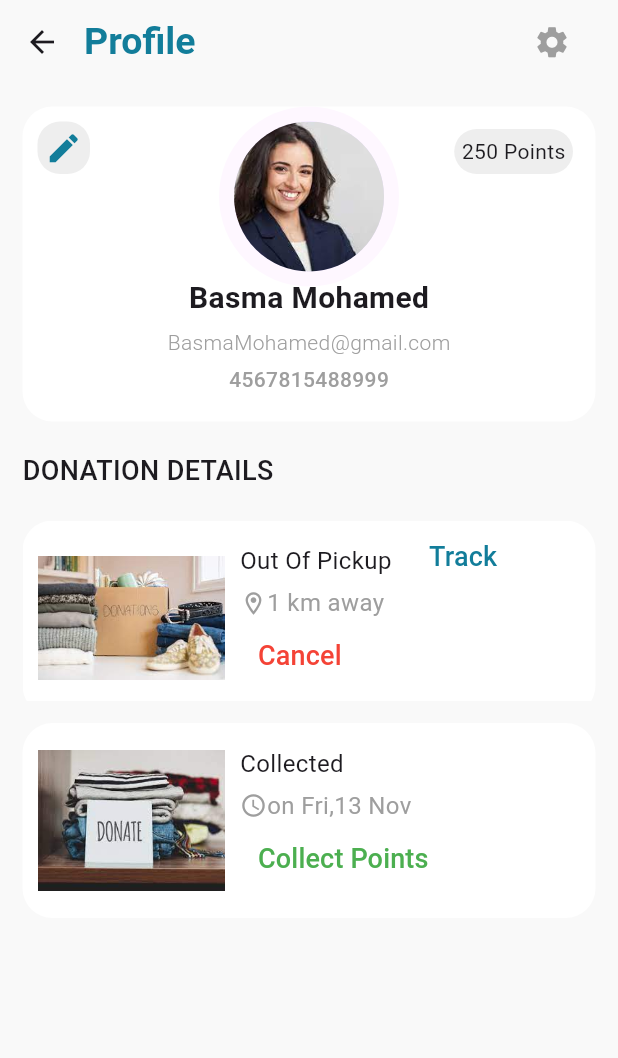
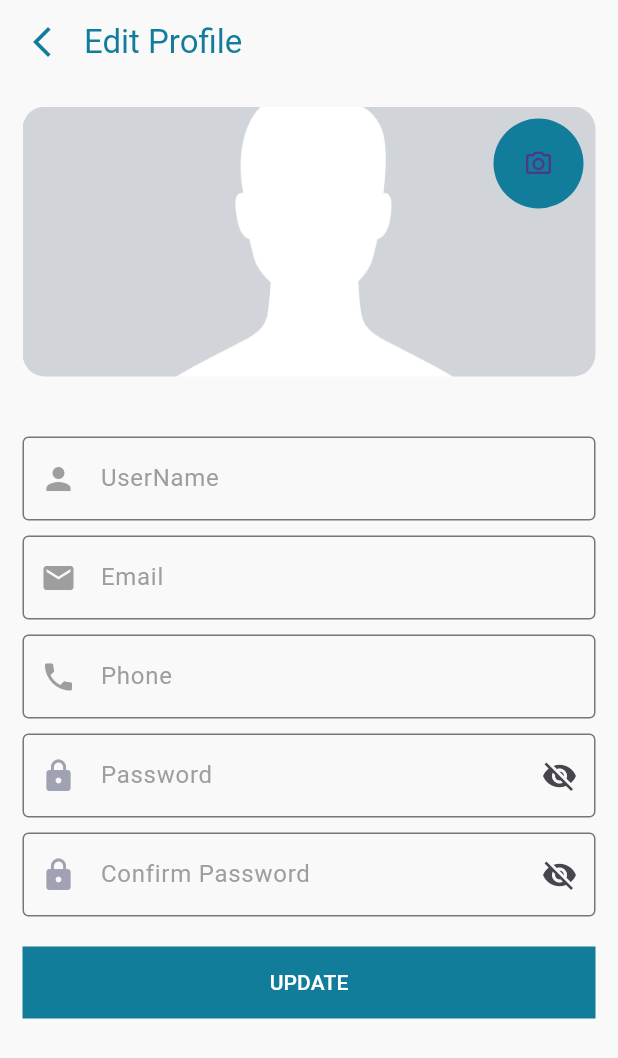
Before and after one commit to basmaabdou/donate_clothes_by_flutter, a Flutter app: the ProfileScreen screen opened directly, after a tap on the "edit" icon, on a phone screen of 412 x 824 dp. Shown: the top 1058 px of the screen. Run offline on Flutter 3.47's test engine with Material 3 defaults, Android fonts, the phone set to English and light mode, and no system bars; our stand-ins replace bloc, carousel_slider, conditional_builder_null_safety, dio, flutter_bloc, fluttertoast and 3 more; accounts and stored records are empty.

Commit message:
edit profile

```diff
--- /dev/null
+++ b/lib/screens/users/edit_profile.dart
@@ -0,0 +1,235 @@
+import 'dart:io';
+
+import 'package:donate_clothes_project/shared/componant/constants.dart';
+import 'package:flutter/cupertino.dart';
+import 'package:flutter/material.dart';
+import 'package:flutter/services.dart';
+import 'package:image_picker/image_picker.dart';
+
+import '../../shared/componant/component.dart';
+
+class EditProfile extends StatefulWidget {
+  @override
+  State<EditProfile> createState() => _EditProfileState();
+}
+
+class _EditProfileState extends State<EditProfile> {
+  var nameController=TextEditingController();
+
+  var emailController=TextEditingController();
+
+  var phoneController=TextEditingController();
+
+  var passController=TextEditingController();
+
+  var confirmController=TextEditingController();
+
+  bool isPassword=false;
+
+  File? profileImage;
+
+  final picker = ImagePicker();
+
+  Future getImageFromGallery() async {
+    final pickedFile=await picker.pickImage(source: ImageSource.gallery);
+    setState(() {
+      if (pickedFile != null) {
+        profileImage = File(pickedFile.path);
+      }
+    });
+  }
+
+  @override
+  Widget build(BuildContext context) {
+    return  Scaffold(
+      backgroundColor: Color(0xffF9F9F9),
+      appBar:AppBar(
+        backgroundColor: Color(0xffF9F9F9),
+        elevation: 0.0,
+        title:  Text(
+            'Edit Profile',
+          style: TextStyle(
+            color: defaultColor
+          ),
+        ),
+        titleSpacing: 0,
+        leading:  IconButton(
+          onPressed: ()
+          {
+            Navigator.pop(context);
+          },
+          icon:  Icon(
+            Icons.arrow_back_ios_new_outlined,
+              color: defaultColor
+          ),
+        ),
+      ),
+      body:  Padding(
+        padding:  EdgeInsets.all(15.0),
+        child: SingleChildScrollView(
+          child: Column(
+            children: [
+              Stack(
+                alignment: AlignmentDirectional.topEnd,
+                children: [
+                  profileImage !=null  ?
+                  Container(
+                      height: 180,
+                      width: double.infinity,
+                      decoration: BoxDecoration(
+                          borderRadius: BorderRadius.circular(15),
+                      ),
+                      child:Image.file(profileImage!,width: 160,height: 150,fit: BoxFit.cover,))
+                      :
+                  Container(
+                    height: 180,
+                    width: double.infinity,
+                    decoration: BoxDecoration(
+                        borderRadius: BorderRadius.circular(15),
+                        image: DecorationImage(
+                          image: AssetImage('assets/images/profile3.png'),
+                          fit: BoxFit.fitWidth,
+                        )
+
+                    ),
+                  ),
+                  IconButton(
+                      onPressed: (){
+                        getImageFromGallery();
+                      },
+                      icon:  CircleAvatar(
+                          radius: 30,
+                          backgroundColor: Color(0xff127d9a),
+                          child: Icon(Icons.camera_alt_outlined,size: 20,)
+                      )
+                  ),
+                ],
+              ),
+              SizedBox(
+                height: 40,
+              ),
+              defaultTextForm(
+                  controller: nameController,
+                  type: TextInputType.name,
+                  labelText: 'UserName',
+                  validate: (value){
+                    if(value.isEmpty){
+                      return 'name must be not empty';
+                    }
+                    return null;
+                  },
+                  prefix: Icons.person
+              ),
+              SizedBox(
+                height: 10,
+              ),
+              defaultTextForm(
+                  controller: emailController,
+                  type: TextInputType.emailAddress,
+                  labelText: 'Email',
+                  validate: (value){
+                    if(value.isEmpty){
+                      return 'email must be not empty';
+                    }
+                    return null;
+                  },
+                  prefix: Icons.email
+              ),
+              SizedBox(
+                height: 10,
+              ),
+              defaultTextForm(
+                  controller: phoneController,
+                  type: TextInputType.phone,
+                  labelText: 'Phone',
+                  validate: (value){
+                    if(value.isEmpty){
+                      return 'phone must be not empty';
+                    }
+                    return null;
+                  },
+                  prefix: Icons.phone
+              ),
+              SizedBox(
+                height: 10,
+              ),
+              TextFormField(
+                controller: passController,
+                keyboardType: TextInputType.visiblePassword,
+                validator:  (value){
+                  if(value!.isEmpty){
+                    return 'the password not allow to be empty';
+                  }
+                  return null;
+                },
+                obscureText: !isPassword,
+                decoration:InputDecoration(
+                  prefixIcon: const Icon(Icons.lock,color: Color(0xffA0A2B3),),
+                  labelText: 'Password',
+                  border: OutlineInputBorder(),
+                  labelStyle: const TextStyle(
+                      color: Colors.grey
+                  ),
+                  focusedBorder: OutlineInputBorder(
+                    borderSide: BorderSide(color: Color(0xff127d9a), width: 2.0),
+                  ),
+                  suffixIcon: IconButton(
+                    icon: Icon( isPassword
+                        ? Icons.visibility
+                        : Icons.visibility_off,),
+                    onPressed: () {
+                      setState(() {
+                        isPassword= !isPassword;
+                      });
+                    },
+
+                  ),
+                ),
+              ),
+              SizedBox(
+                height: 10,
+              ),
+              TextFormField(
+                controller: confirmController,
+                keyboardType: TextInputType.visiblePassword,
+                validator:  (value){
+                  if(value!.isEmpty){
+                    return 'the password not match';
+                  }
+                  return null;
+                },
+                obscureText: !isPassword,
+                decoration:InputDecoration(
+                  prefixIcon: const Icon(Icons.lock,color: Color(0xffA0A2B3),),
+                  labelText: 'Confirm Password',
+                  border: OutlineInputBorder(),
+                  labelStyle: const TextStyle(
+                      color: Colors.grey
+                  ),
+                  focusedBorder: OutlineInputBorder(
+                    borderSide: BorderSide(color: Color(0xff127d9a), width: 2.0),
+                  ),
+                  suffixIcon: IconButton(
+                    icon: Icon( isPassword
+                        ? Icons.visibility
+                        : Icons.visibility_off,),
+                    onPressed: () {
+                      setState(() {
+                        isPassword= !isPassword;
+                      });
+                    },
+
+                  ),
+                ),
+              ),
+              SizedBox(
+                height: 20,
+              ),
+              defaultButton(function: (){}, text: "Update")
+            ],
+          ),
+        ),
+      ),
+    );
+  }
+}
--- a/lib/screens/users/profile_screen.dart
+++ b/lib/screens/users/profile_screen.dart
@@ -6,6 +6,7 @@ import 'package:flutter/cupertino.dart';
 import 'package:flutter/material.dart';
 
 import '../widgets/out_of_pickup.dart';
+import 'edit_profile.dart';
 
 class ProfileScreen extends StatelessWidget {
   const ProfileScreen({super.key});
@@ -133,7 +134,7 @@ class ProfileScreen extends StatelessWidget {
                     padding: const EdgeInsets.all(10.0),
                     child: InkWell(
                       onTap: (){
-
+                        navigateTo(context, EditProfile());
                       },
                       child: Container(
                         decoration: BoxDecoration(
--- a/lib/shared/componant/component.dart
+++ b/lib/shared/componant/component.dart
@@ -6,7 +6,6 @@ import 'package:fluttertoast/fluttertoast.dart';
 
 Widget defaultButton({
    double width=double.infinity,
-   Color background=Colors.teal,
    bool isUpperCase=true,
    double raduis=0.0,
    required final function,
@@ -25,7 +24,7 @@ Widget defaultButton({
   ),
       decoration: BoxDecoration(
         borderRadius: BorderRadius.circular(raduis),
-        color: background,
+        color: Color(0xff127d9a),
       ),
 );
 
@@ -36,6 +35,53 @@ Widget defaultTextButton({
 })=>TextButton(
     onPressed: function,
     child: Text(text.toUpperCase())
+);
+
+Widget defaultTextForm({
+  required TextEditingController controller,
+  required TextInputType type,
+  bool isPassword=false,
+  required String labelText,
+  required final validate,
+  required IconData prefix,
+  final  suffixPressed,
+  final onChanged,
+  final onSubmit,
+  final suffix,
+  final onTap,
+  bool isEnabled=true,
+})=>TextFormField(
+  controller: controller,
+  keyboardType: type,
+  onChanged:onChanged ,
+  onFieldSubmitted: onSubmit,
+  validator: validate,
+  obscureText: isPassword,
+  onTap: onTap,
+  enabled: isEnabled,
+
+  decoration: InputDecoration(
+    labelText: labelText,
+      labelStyle: TextStyle(
+          // color:  Color(0xff127d9a)
+        color: Colors.grey
+      ),
+    focusedBorder: OutlineInputBorder(
+      borderSide: BorderSide(color: Color(0xff127d9a), width: 2.0),
+    ),
+    border:  OutlineInputBorder(),
+    prefixIcon: Icon(
+        prefix ,color: Colors.grey,
+    ),
+    suffixIcon: suffix != null ? IconButton(
+      onPressed: suffixPressed,
+      icon: Icon(
+          suffix,color: Color(0xff127d9a),
+      ),
+    ) : null,
+
+  ),
+
 );
 
 Widget myDivider()=>Padding(
--- a/pubspec.yaml
+++ b/pubspec.yaml
@@ -45,6 +45,9 @@ dependencies:
   dio: ^5.3.2
   conditional_builder_null_safety: ^0.0.6
   carousel_slider: ^4.2.1
+  image_picker: ^1.0.4
+  intl: ^0.18.1
+
 
 dev_dependencies:
   flutter_test:
```
Also changed, not shown: assets/images/profile2.png (added), assets/images/profile3.png (added), pubspec.lock, 5 other files.
